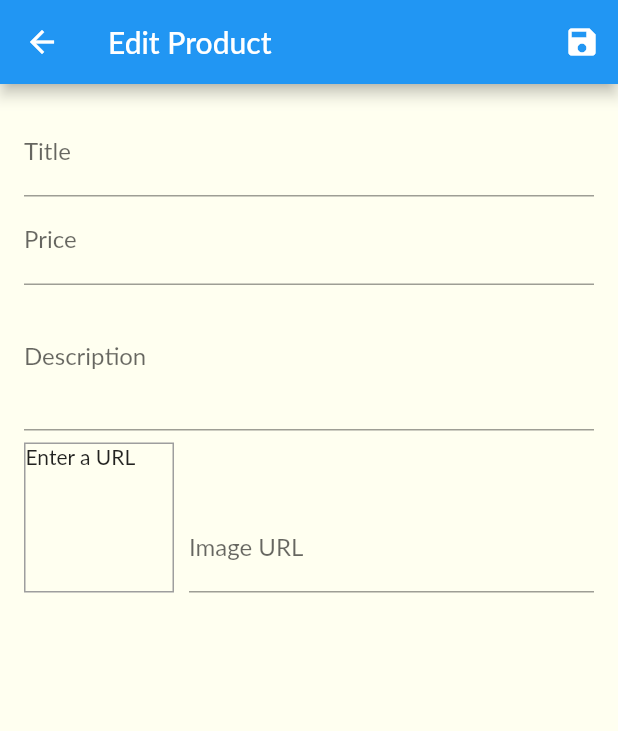
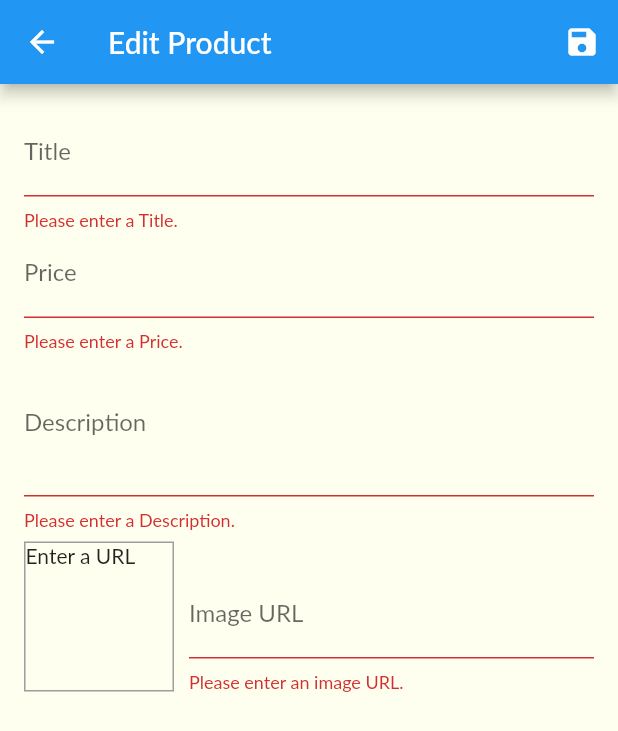
Before and after one commit to AlejandroMoreira/alejandro_flutter_app_4, a Flutter app: the EditProductScreen screen opened by its route, after a tap on the "save" icon, on a phone screen of 412 x 824 dp. Shown: the top 731 px of the screen. Run offline on Flutter 3.47's test engine with Material 2 defaults, Android fonts, the phone set to English and light mode, and no system bars; network calls fail; Roboto replaces fonts that are missing (Lato).

Commit message:
Añadido edit-products

```diff
--- a/lib/main.dart
+++ b/lib/main.dart
@@ -29,6 +29,7 @@ class MyApp extends StatelessWidget {
         ),
       ],
       child: MaterialApp(
+        debugShowCheckedModeBanner: false,
           title: 'MyShop',
           theme: ThemeData(
             primarySwatch: Colors.blue,
--- a/lib/screens/edit_product_screen.dart
+++ b/lib/screens/edit_product_screen.dart
@@ -1,4 +1,6 @@
+import 'package:alejandroflutterapp4/providers/products.dart';
 import 'package:flutter/material.dart';
+import 'package:provider/provider.dart';
 
 import '../providers/product.dart';
 
@@ -19,12 +21,44 @@ class _EditProductScreenState extends State<EditProductScreen> {
 
   final _keyForm = GlobalKey<FormState>();
 
-  var _product = Product();
+  var _product =
+      Product(title: "", price: 0, id: null, imageUrl: "", description: "");
+
+  var _isInit = true;
+  var _initValues = {
+    "title": "",
+    "description": "",
+    "price": "",
+    "imageUrl": "",
+  };
 
   @override
   void initState() {
     _imageFocusNode.addListener(_updateImage);
     super.initState();
+  }
+
+  @override
+  void didChangeDependencies() {
+    if (_isInit) {
+      final productId = ModalRoute.of(context).settings.arguments as String;
+
+      if (productId != null) {
+        _product =
+            Provider.of<Products>(context, listen: false).findById(productId);
+        _initValues = {
+          "title": _product.title,
+          "description": _product.description,
+          "price": _product.price.toString(),
+          "imageUrl": "",
+        };
+        _imageUrlController.text = _product.imageUrl;
+      }
+    }
+
+    _isInit = false;
+
+    super.didChangeDependencies();
   }
 
   @override
@@ -45,9 +79,19 @@ class _EditProductScreenState extends State<EditProductScreen> {
   }
 
   void _saveForm() {
+    final isValid = _keyForm.currentState.validate();
+    if (!isValid) return;
+
     _keyForm.currentState.save();
-
-    print("title: ${_product.title}\ndescription: ${_product.description}\nprice: ${_product.price}\nurl: ${_product.imageUrl}\n");
+    if (_product.id != null) {
+      Provider.of<Products>(context, listen: false)
+          .updateProduct(_product.id, _product);
+    } else {
+      Provider.of<Products>(context, listen: false).addProduct(_product);
+    }
+    // print(
+    //     "title: ${_product.title}\ndescription: ${_product.description}\nprice: ${_product.price}\nurl: ${_product.imageUrl}\n");
+    Navigator.of(context).pop();
   }
 
   @override
@@ -69,22 +113,29 @@ class _EditProductScreenState extends State<EditProductScreen> {
           child: ListView(
             children: [
               TextFormField(
+                initialValue: _initValues["title"],
                 decoration: InputDecoration(labelText: "Title"),
                 textInputAction: TextInputAction.next,
                 onFieldSubmitted: (_) {
                   FocusScope.of(context).requestFocus(_priceFocusNode);
                 },
+                validator: (value) {
+                  if (value.isEmpty) return "Please enter a Title.";
+                  return null; // = a no hay errores
+                },
                 onSaved: (value) {
                   _product = Product(
                     title: value,
                     price: _product.price,
-                    id: null,
+                    id: _product.id,
                     description: _product.description,
                     imageUrl: _product.imageUrl,
+                    isFavorite: _product.isFavorite,
                   );
                 },
               ),
               TextFormField(
+                initialValue: _initValues["price"],
                 decoration: InputDecoration(labelText: "Price"),
                 textInputAction: TextInputAction.next,
                 keyboardType: TextInputType.number,
@@ -92,30 +143,43 @@ class _EditProductScreenState extends State<EditProductScreen> {
                 onFieldSubmitted: (_) {
                   FocusScope.of(context).requestFocus(_descriptionFocusNode);
                 },
-                validator: (value){
+                validator: (value) {
+                  if (value.isEmpty) return "Please enter a Price.";
+                  if (double.tryParse(value) == null)
+                    return "Please enter a valid number.";
+                  if (double.tryParse(value) <= 0)
+                    return "Please enter a number greater than zero.";
+                  return null;
                 },
                 onSaved: (value) {
                   _product = Product(
                     title: _product.title,
                     price: double.parse(value),
-                    id: null,
+                    id: _product.id,
                     description: _product.description,
                     imageUrl: _product.imageUrl,
+                    isFavorite: _product.isFavorite,
                   );
                 },
               ),
               TextFormField(
+                initialValue: _initValues["description"],
                 decoration: InputDecoration(labelText: "Description"),
                 maxLines: 3,
                 keyboardType: TextInputType.multiline,
                 focusNode: _descriptionFocusNode,
+                validator: (value) {
+                  if (value.isEmpty) return "Please enter a Description.";
+                  return null;
+                },
                 onSaved: (value) {
                   _product = Product(
                     title: _product.title,
                     price: _product.price,
-                    id: null,
+                    id: _product.id,
                     description: value,
                     imageUrl: _product.imageUrl,
+                    isFavorite: _product.isFavorite,
                   );
                 },
               ),
@@ -157,13 +221,27 @@ class _EditProductScreenState extends State<EditProductScreen> {
                       onFieldSubmitted: (_) {
                         _saveForm();
                       },
+                      validator: (value) {
+                        if (value.isEmpty) return "Please enter an image URL.";
+                        if (!value.startsWith("http") &&
+                            !value.startsWith("https"))
+                          return "Please enter a valid URL.";
+                        if (!value.endsWith(".png") &&
+                            !value.endsWith(".jpg") &&
+                            !value.endsWith(".jpeg") &&
+                            !value.endsWith(".gif")) {
+                          return "Please enter a valid image URL";
+                        }
+                        return null;
+                      },
                       onSaved: (value) {
                         _product = Product(
                           title: _product.title,
                           price: _product.price,
-                          id: null,
+                          id: _product.id,
                           description: _product.description,
                           imageUrl: value,
+                          isFavorite: _product.isFavorite,
                         );
                       },
                     ),
--- a/lib/screens/user_products_screen.dart
+++ b/lib/screens/user_products_screen.dart
@@ -34,6 +34,7 @@ class UserProductsScreen extends StatelessWidget {
               UserProductItem(
                 title: productsData.items[index].title,
                 imageUrl: productsData.items[index].imageUrl,
+                id: productsData.items[index].id,
               ),
               Divider(),
             ],
```
Also changed, not shown: lib/providers/products.dart (+18 -1 lines), lib/widgets/user_product_item.dart (+7 -2 lines).
